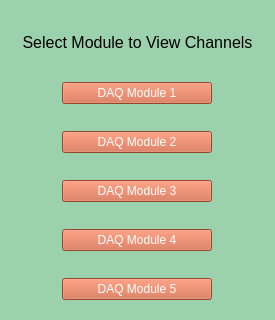
Qt form GUI/module_selection_window.ui (jrsm1/EWAS_Application) before a commit; both pictures show x 0 to 275 and y 0 to 320 of the 275 by 500 pixel window.
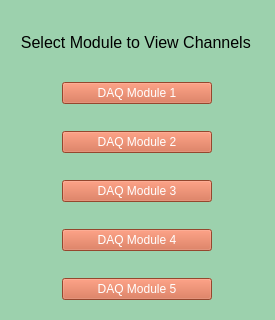
The same form after that commit.

Commit message:
* [X] Change Main method --> fixed double window bug. * [X] Fixed some spelling. * [X] Logic for loading and enabling location parameters. * [X] Logic for GPS sync and display info to GUI. * [X] Setting Recording data to Display in GUI. * [x] Logic for channel info ALMOST ready. * [-] Added Logo to some Windows.
* [ ] GPS Sync Request timeout.
* [ ] Error Dialog when sync times out.
* [ ] Finish Channel Info Logic.

Patch:
```diff
--- a/GUI/module_selection_window.ui
+++ b/GUI/module_selection_window.ui
@@ -47,7 +47,9 @@
        </size>
       </property>
       <property name="text">
-       <string>&lt;html&gt;&lt;head/&gt;&lt;body&gt;&lt;p align=&quot;center&quot;&gt;&lt;span style=&quot; font-size:12pt;&quot;&gt;Select Module to View Channels&lt;/span&gt;&lt;/p&gt;&lt;/body&gt;&lt;/html&gt;</string>
+							<string>&lt;html&gt;&lt;head/&gt;&lt;body&gt;&lt;p align=&quot;center&quot;&gt;&lt;span
+								style=&quot; font-size:12pt;&quot;&gt;Select Module to View Channels&lt;/span&gt;&lt;/p&gt;&lt;/body&gt;&lt;/html&gt;
+							</string>
       </property>
      </widget>
     </item>
```
Left out of the diff: 44 changed lines with no effect on the pictures. Lines whose indentation alone changed are shown as unchanged. The commit also changes 15 other files.
